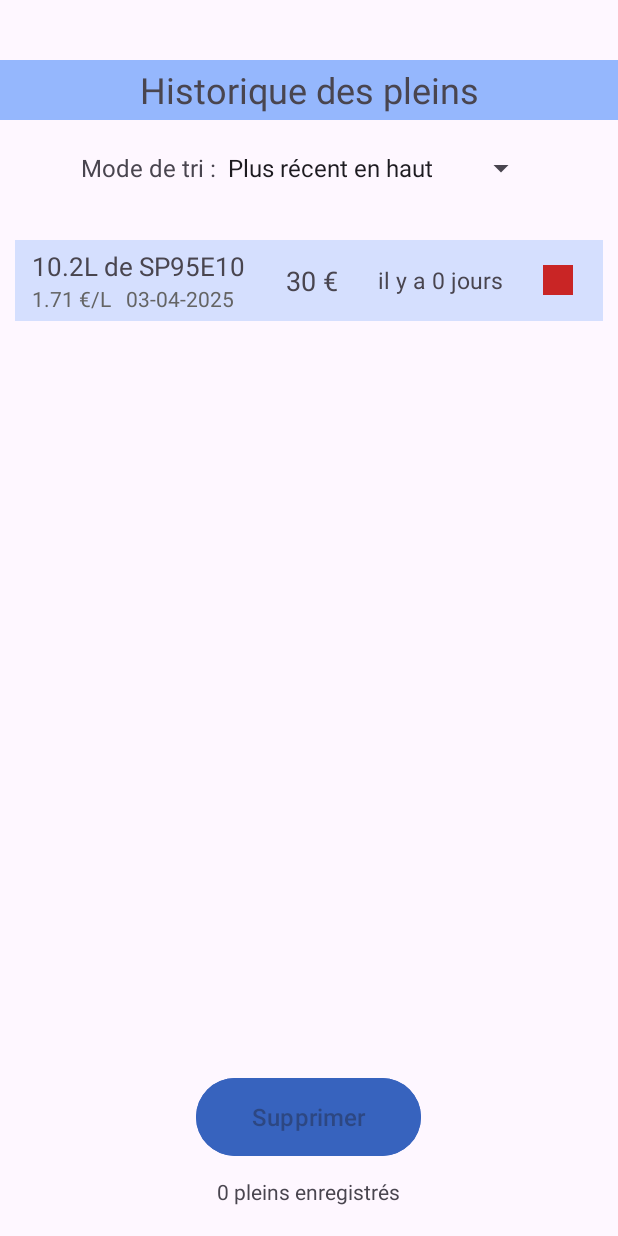
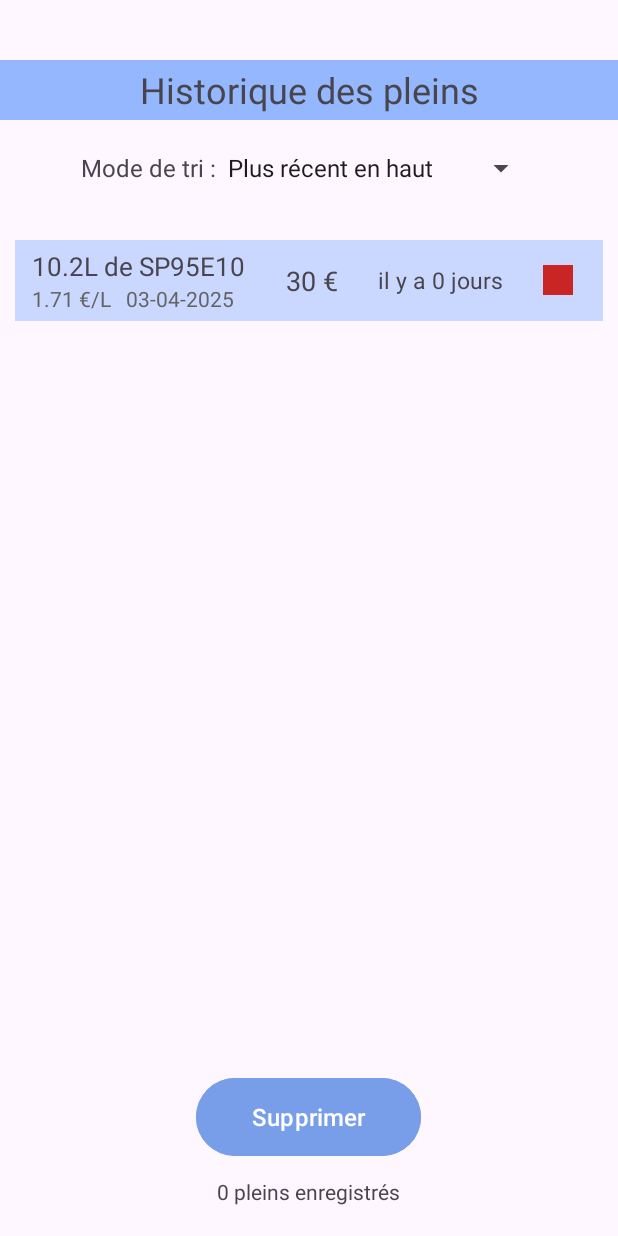
Before and after one commit to Bisouke/appli2, an Android app: the ActivityHistorique2 screen opened directly, with no data from a screen before it, after a tap on "10.2L de SP95E10", on a phone screen of 412 x 824 dp. Run offline under Robolectric (Android 15) with nearby library versions, the light colour scheme and no system bars; 8 statements that could not run were skipped.

Commit message:
selection d'un plein dans l'historique2 et coloration du plein sélectionné

```diff
--- a/app/src/main/java/com/example/appli2/ActivityHistorique2.java
+++ b/app/src/main/java/com/example/appli2/ActivityHistorique2.java
@@ -13,6 +13,7 @@ import android.widget.Spinner;
 import android.widget.TextView;
 
 import androidx.activity.EdgeToEdge;
+import androidx.annotation.Nullable;
 import androidx.appcompat.app.AppCompatActivity;
 import androidx.core.graphics.Insets;
 import androidx.core.view.ViewCompat;
@@ -30,6 +31,8 @@ public class ActivityHistorique2 extends AppCompatActivity {
     private Spinner spinnerTriHistorique;
     LinearLayout linearLayoutHistorique, itemLinearLayout;
     GasDataCollection gasdataCollec;
+    @Nullable
+    View selected_view;
 
     // View list containing each inflated views
     private List<View> inflated_view_list;
@@ -75,26 +78,32 @@ public class ActivityHistorique2 extends AppCompatActivity {
             @Override
             public void onClick(View v) {
 
-                int color, alpha = 0;
+//                int color, alpha = 0;
+//
+//                // get background color
+//                Drawable background = v.getBackground();
+//
+//                if (background instanceof ColorDrawable) {
+//                    // convert Drawable to ColorDrawable
+//                    color = ((ColorDrawable) background).getColor();
+//                    // get alpha channel
+//                    alpha = Color.alpha(color);
+//                }
 
-                // get background color
-                Drawable background = v.getBackground();
-
-                if (background instanceof ColorDrawable) {
-                    // convert Drawable to ColorDrawable
-                    color = ((ColorDrawable) background).getColor();
-                    // get alpha channel
-                    alpha = Color.alpha(color);
+                // remove background color for each inflated view
+                for (View view : inflated_view_list)
+                {
+                    view.setBackgroundColor(Color.argb(0,149,183,253));
                 }
 
-                if (alpha == 0)
-                {
-                    v.setBackgroundColor(Color.argb(100,149,183,253));
-                }
-                else if (alpha == 100)
-                {
-                    v.setBackgroundColor(Color.argb(0,149,183,253));
-                }
+                // set background color on the clicked view
+                v.setBackgroundColor(Color.argb(127,149,183,253));
+
+                // change selected view
+                selected_view = v;
+
+                // enable delete button
+                buttonSupprimer.setEnabled(true);
             }
         };
 
@@ -108,6 +117,7 @@ public class ActivityHistorique2 extends AppCompatActivity {
 
         inflated_view_list = new ArrayList<>();
 
+        // CREATE, ADD, MODIFY THE INFLATED VIEW
         for (GasData gasdata : list)
         // for each gas data
         {
@@ -136,13 +146,18 @@ public class ActivityHistorique2 extends AppCompatActivity {
                     inflated_view.findViewById(R.id.textViewItemHist_color);
 
             // MODIFY INNER VIEWS VALUES
+
+            // line 1
             textViewItemHist_ligne1.setText(gasdata.getVolume() + "L de " + gasdata.getFuel());
 
+            // line 2
             textViewItemHist_ligne2.setText(gasdata.getPrice_liter() + " €/L  "
                     + gasdata.getDateStr());
 
+            // line 3
             textViewItemHist_prix.setText(gasdata.getTotal_price() + " €");
 
+            // change  the square color accordingly to the fuel
             switch (gasdata.getFuel())
             {
                 case "SP98":
@@ -179,6 +194,7 @@ public class ActivityHistorique2 extends AppCompatActivity {
             // IMPORTANT otherwise cannot get ColorDrawable object in the listener
             inflated_view.setBackgroundColor(Color.argb(0,149,183,253));
 
+            // set click listener
             inflated_view.setOnClickListener(listener);
 
         }
--- a/app/src/main/res/layout/activity_historique2.xml
+++ b/app/src/main/res/layout/activity_historique2.xml
@@ -81,7 +81,7 @@
             android:layout_gravity="center_horizontal"
             android:layout_marginTop="20dp"
             android:layout_marginBottom="10dp"
-            android:backgroundTint="#3763BE"
+            android:backgroundTint="#789EEA"
             android:enabled="false"
             android:text="Supprimer"
             android:textSize="16sp" />
```
